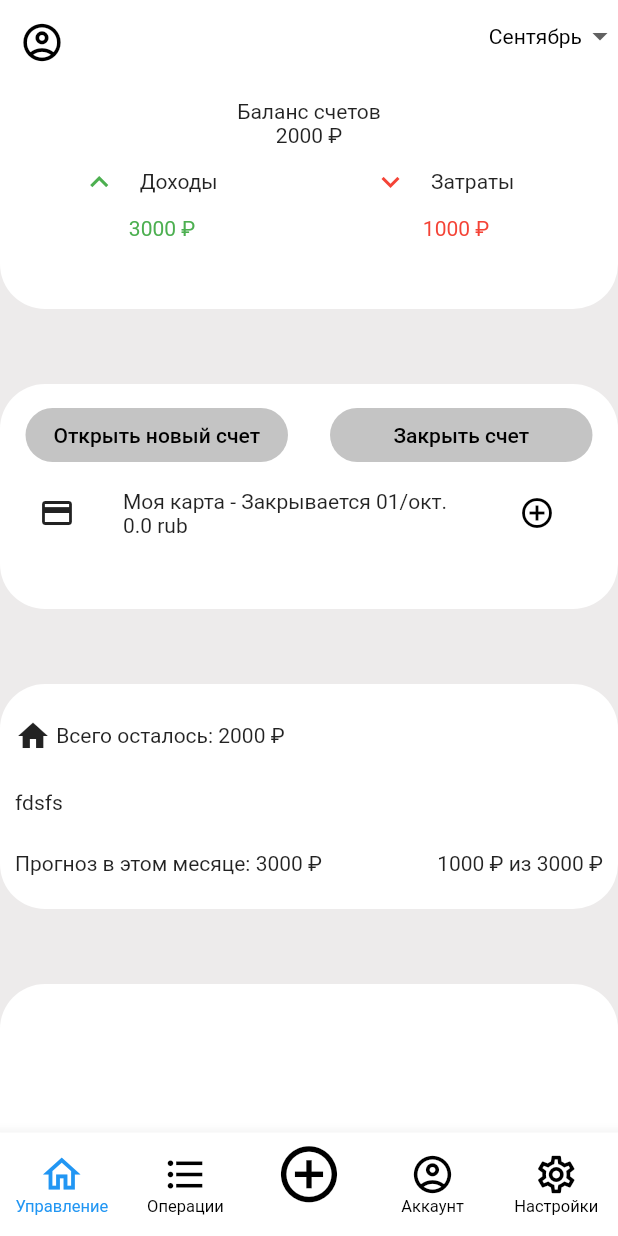
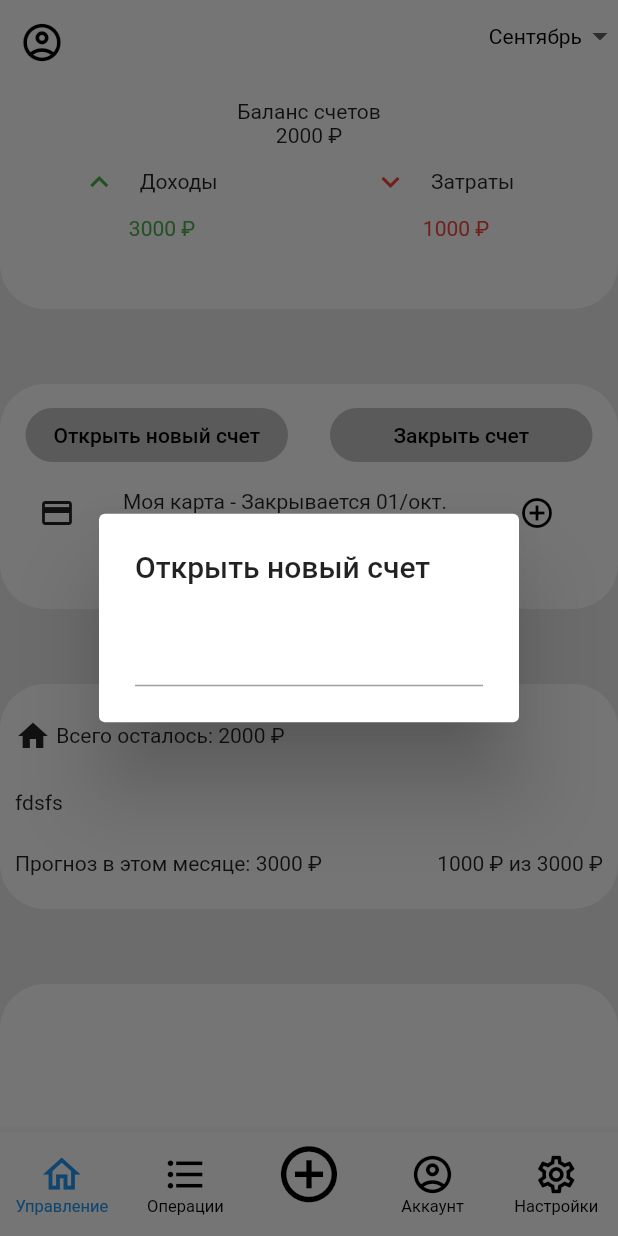
Before and after one commit to nomer900986/fin, a Flutter app: the screen it shows after launch, after a tap on "Открыть новый счет", on a phone screen of 412 x 824 dp. Run offline on Flutter 3.47's test engine with Material 2 defaults, Android fonts, the phone set to English and light mode, and no system bars.

Commit message:
Changes by soczk

```diff
--- a/lib/home_screen.dart
+++ b/lib/home_screen.dart
@@ -129,7 +129,18 @@ class Box2 extends StatelessWidget{
                         )
                     )
                 ),
-                onPressed: () {},
+                onPressed: () {
+                  showDialog(context: context,builder: (BuildContext context){
+                  return AlertDialog(
+                      title: Text('Открыть новый счет'),
+                      content: TextField(
+                    onChanged: (String value) {
+
+                    },
+                    ),
+                  );
+                  });
+                },
                 child: const Text('Открыть новый счет', style: TextStyle(
                   color: Colors.black,
                 ),),
--- a/lib/main.dart
+++ b/lib/main.dart
@@ -16,7 +16,7 @@ class MyApp extends StatelessWidget {
     return MaterialApp(
       title: 'Title of Application',
       theme: ThemeData(
-        primarySwatch: Colors.blue,
+        primarySwatch: Colors.grey,
         visualDensity: VisualDensity.adaptivePlatformDensity,
       ),
       home: MyHomePage(),
--- /dev/null
+++ b/lib/setting.dart
@@ -0,0 +1 @@
+import 'package:flutter/material.dart';
```
Also changed, not shown: lib/account_window.dart (added).
